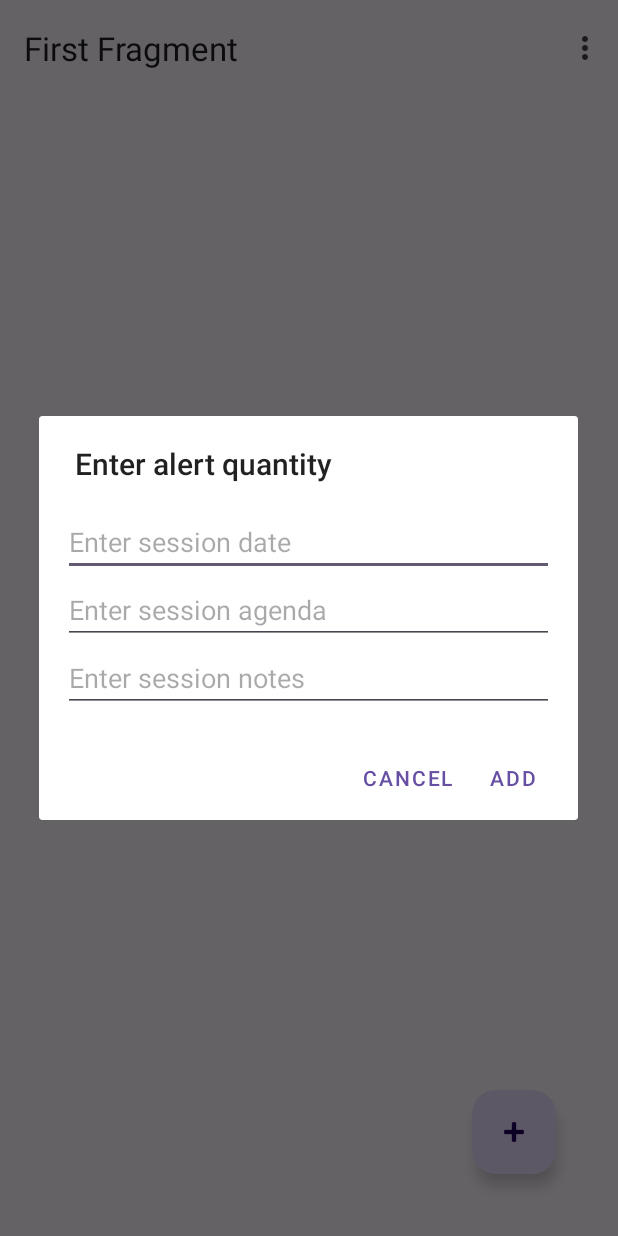
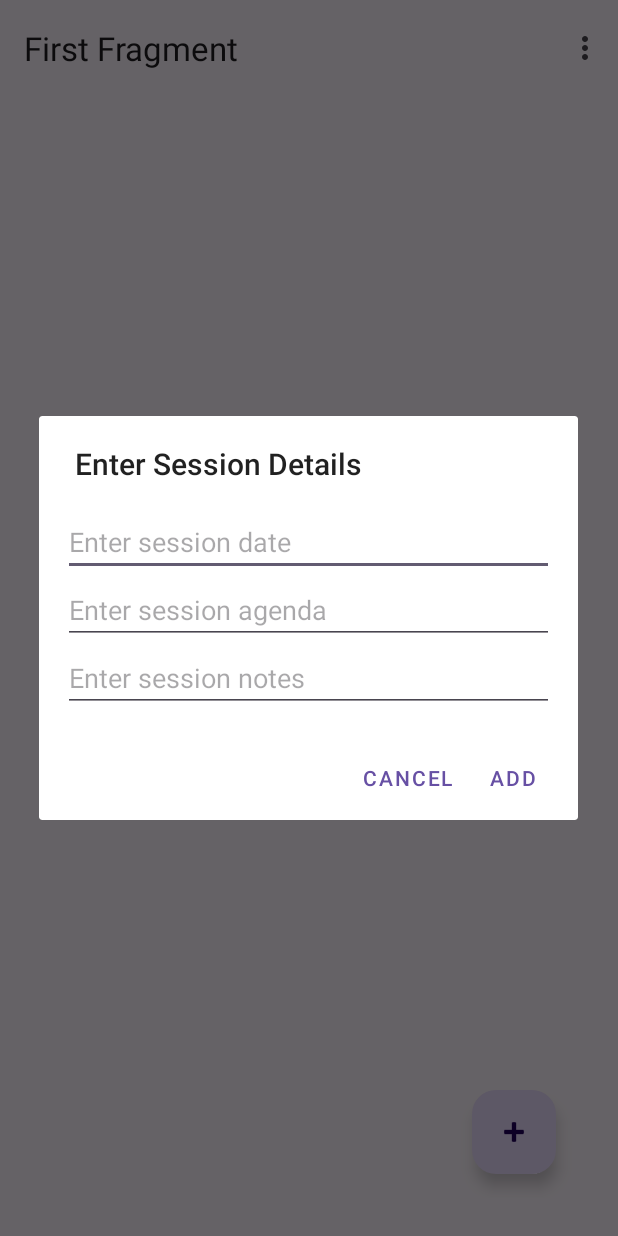
Before and after one commit to espencer127/TherapyNotesTracker, an Android app: the screen it shows after launch (MainActivity), after a tap on an icon or button, on a phone screen of 412 x 824 dp. Run offline under Robolectric (Android 15) with nearby library versions, the phone set to English and light mode, and no system bars; our stand-ins replace navigation-ui.

```diff
--- a/app/src/main/java/com/spencer/therapynotestracker/FirstFragment.java
+++ b/app/src/main/java/com/spencer/therapynotestracker/FirstFragment.java
@@ -4,21 +4,17 @@ import android.app.AlertDialog;
 import android.content.DialogInterface;
 import android.os.Build;
 import android.os.Bundle;
-import android.provider.ContactsContract;
 import android.view.LayoutInflater;
 import android.view.View;
 import android.view.ViewGroup;
+import android.widget.AdapterView;
 import android.widget.EditText;
 import android.widget.ListView;
 import android.widget.Toast;
 
-import androidx.activity.result.ActivityResultLauncher;
-import androidx.activity.result.contract.ActivityResultContracts;
 import androidx.annotation.NonNull;
 import androidx.fragment.app.Fragment;
-import androidx.lifecycle.Observer;
 import androidx.lifecycle.ViewModelProvider;
-import androidx.navigation.fragment.NavHostFragment;
 
 import com.google.android.material.floatingactionbutton.FloatingActionButton;
 import com.spencer.therapynotestracker.databinding.FragmentFirstBinding;
@@ -56,6 +52,20 @@ public class FirstFragment extends Fragment implements View.OnClickListener {
         this.listAdapter = new NoteAdapter(homeViewModel.getBins().getValue(), container.getContext());
         listView.setAdapter(listAdapter);
 
+        listView.setOnItemClickListener(new AdapterView.OnItemClickListener() {
+            @Override
+            public void onItemClick(AdapterView<?> parent, View view, int position, long id) {
+                SessionModel clickedItem = (SessionModel) parent.getItemAtPosition(position);
+
+                Toast.makeText(view.getContext(), "Clicked: " + clickedItem.getDate(), Toast.LENGTH_SHORT).show();
+
+                // You can also start a new activity, update UI, etc.
+                // Intent intent = new Intent(MainActivity.this, DetailActivity.class);
+                // intent.putExtra("item_data", clickedItem);
+                // startActivity(intent);
+            }
+        });
+
         enterButton = contentView.findViewById(R.id.fab);
         enterButton.setOnClickListener(this);
 
@@ -89,7 +99,7 @@ public class FirstFragment extends Fragment implements View.OnClickListener {
             List<SessionModel> newList = new ArrayList<>();
 
             //prompt for item
-            promptForString();
+            promptForSession();
 
             homeViewModel.addItems(newList);
 
@@ -98,9 +108,9 @@ public class FirstFragment extends Fragment implements View.OnClickListener {
         }
     }
 
-    private void promptForString() {
+    private void promptForSession() {
         AlertDialog.Builder builder = new AlertDialog.Builder(this.getContext());
-        builder.setTitle("Enter alert quantity");
+        builder.setTitle("Enter Session Details");
 
         LayoutInflater inflater = this.getLayoutInflater();
         View dialogueView = inflater.inflate(R.layout.alert_session_prompt, null);
```
